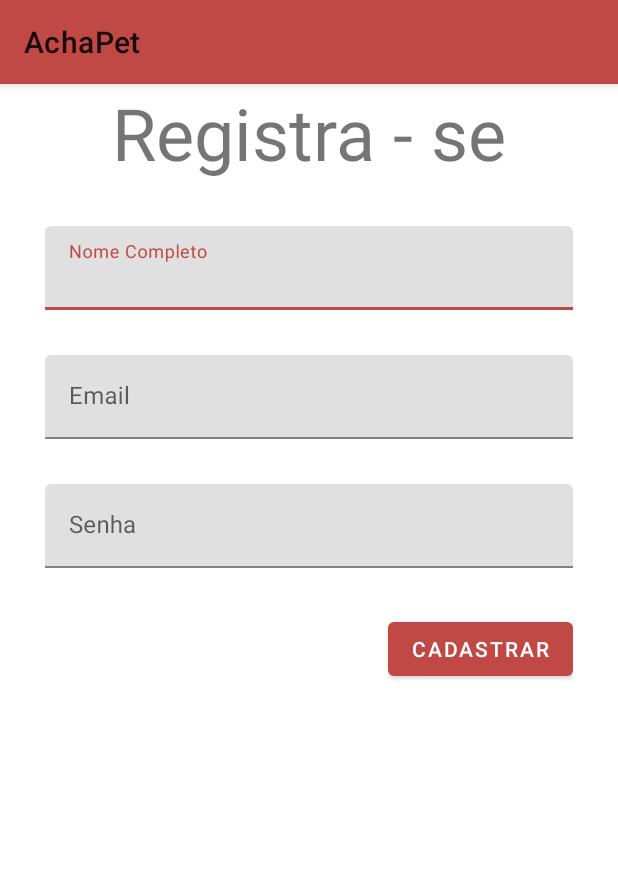
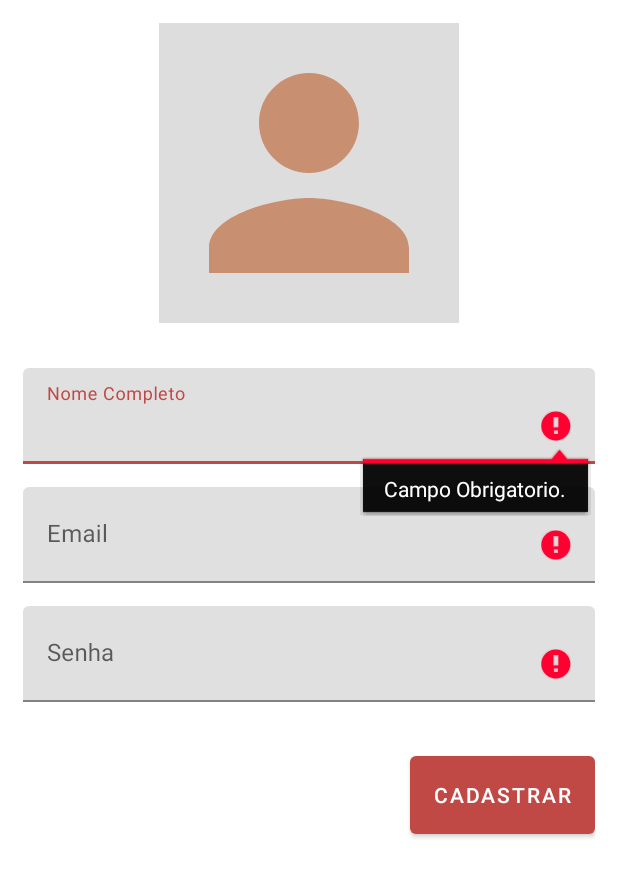
Before and after one commit to EduAkira/AchaPet, an Android app: the CadastroPessoaActivity screen opened directly, with no data from a screen before it, after a tap on "CADASTRAR", on a phone screen of 412 x 824 dp. Shown: the top 877 px of the screen. Run offline under Robolectric (Android 15) with nearby library versions, the phone set to English and light mode, and no system bars; our stand-ins replace Firebase (no records; nobody signed in at launch, a user with empty details on screens opened directly).

Commit message:
os campos foram validados

```diff
--- a/AchaPet_app/app/src/main/AndroidManifest.xml
+++ b/AchaPet_app/app/src/main/AndroidManifest.xml
@@ -21,8 +21,8 @@
                 <category android:name="android.intent.category.LAUNCHER" />
             </intent-filter>
         </activity>
-        <activity android:name=".Activity.CadastroPessoaActivity" />
-        <activity android:name=".Activity.LoginActivity" android:theme="@style/NoAppTheme"/>
+        <activity android:name=".Activity.CadastroPessoaActivity" android:theme="@style/NoAppTheme"/>
+        <activity android:name=".Activity.LoginPessoaActivity" android:theme="@style/NoAppTheme"/>
         <activity android:name=".Activity.MainActivity"/>
     </application>
 
--- a/AchaPet_app/app/src/main/java/br/com/achapet/Activity/CadastroPessoaActivity.java
+++ b/AchaPet_app/app/src/main/java/br/com/achapet/Activity/CadastroPessoaActivity.java
@@ -12,6 +12,8 @@ import android.widget.EditText;
 import com.google.android.gms.tasks.OnCompleteListener;
 import com.google.android.gms.tasks.Task;
 import com.google.firebase.auth.AuthResult;
+import com.google.firebase.auth.FirebaseAuthException;
+
 import br.com.achapet.Modal.PessoaModal;
 import br.com.achapet.R;
 
@@ -60,11 +62,18 @@ public class CadastroPessoaActivity extends AppCompatActivity implements View.On
                         pessoaModal.atualizarPerfil(valName, valFoto);
                         pessoaModal = new PessoaModal();
                         Log.e("Login Registro", pessoaModal.toString());
+                        finish();
                     }else{
-                        Log.e("Login Registro",task.getException().toString());
+                        String erro = ((FirebaseAuthException) task.getException()).getErrorCode();
+                        pessoaModal.validar(erro, editTextEmail, editTextPassword);
+                        //Log.e("Login Registro",task.getException().toString());
                     }
                 }
             });
+        }else{
+            editTextNomeCompleto.setError("Campo Obrigatorio.");
+            editTextEmail.setError("Campo Obrigatorio.");
+            editTextPassword.setError("Campo Obrigatorio.");
         }
     }
 
--- a/AchaPet_app/app/src/main/java/br/com/achapet/Activity/SplashScreenActivity.java
+++ b/AchaPet_app/app/src/main/java/br/com/achapet/Activity/SplashScreenActivity.java
@@ -17,7 +17,7 @@ public class SplashScreenActivity extends AppCompatActivity {
     }
 
     public void cadastrarPessoa(View v){
-        Intent intent = new Intent(this, LoginActivity.class);
+        Intent intent = new Intent(this, LoginPessoaActivity.class);
         startActivity(intent);
     }
 }
--- /dev/null
+++ b/AchaPet_app/app/src/main/res/drawable/ic_person_black_24dp.xml
@@ -0,0 +1,5 @@
+<vector android:alpha="0.75" android:height="24dp"
+    android:tint="#C3754D" android:viewportHeight="24.0"
+    android:viewportWidth="24.0" android:width="24dp" xmlns:android="http://schemas.android.com/apk/res/android">
+    <path android:fillColor="#FF000000" android:pathData="M12,12c2.21,0 4,-1.79 4,-4s-1.79,-4 -4,-4 -4,1.79 -4,4 1.79,4 4,4zM12,14c-2.67,0 -8,1.34 -8,4v2h16v-2c0,-2.66 -5.33,-4 -8,-4z"/>
+</vector>
--- a/AchaPet_app/app/src/main/res/layout/activity_cadastro_pessoa.xml
+++ b/AchaPet_app/app/src/main/res/layout/activity_cadastro_pessoa.xml
@@ -5,54 +5,63 @@
     android:layout_width="match_parent"
     android:layout_height="match_parent"
     tools:context=".Activity.CadastroPessoaActivity"
-    android:orientation="vertical"
-    android:layout_marginLeft="30dp"
-    android:layout_marginRight="30dp">
+    android:orientation="vertical">
 
-    <TextView
-        android:layout_width="wrap_content"
-        android:layout_height="wrap_content"
-        android:text="Registra - se"
-        android:textSize="48dp"
+    <ScrollView
+        android:layout_width="match_parent"
+        android:layout_height="match_parent"
+        android:layout_marginLeft="15dp"
+        android:layout_marginRight="15dp"
+        android:layout_marginTop="15dp">
+        <LinearLayout
+            android:layout_width="match_parent"
+            android:layout_height="match_parent"
+            android:orientation="vertical">
+
+            <ImageView
+                android:layout_width="200dp"
+                android:layout_height="200dp"
                 android:layout_gravity="center"
+                android:background="#DDD"
+                android:src="@drawable/ic_person_black_24dp"
                 android:layout_marginBottom="30dp"/>
 
             <com.google.android.material.textfield.TextInputLayout
                 android:layout_width="match_parent"
-        android:layout_height="wrap_content"
+                android:layout_height="64dp"
                 android:hint="Nome Completo"
-        android:layout_marginBottom="30dp">
+                android:layout_marginBottom="15dp">
 
                 <com.google.android.material.textfield.TextInputEditText
                     android:id="@+id/cadastro_pessoa_nome"
                     android:layout_width="match_parent"
-            android:layout_height="wrap_content"/>
+                    android:layout_height="64dp"/>
 
             </com.google.android.material.textfield.TextInputLayout>
 
             <com.google.android.material.textfield.TextInputLayout
                 android:layout_width="match_parent"
-        android:layout_height="wrap_content"
+                android:layout_height="64dp"
                 android:hint="Email"
-        android:layout_marginBottom="30dp">
+                android:layout_marginBottom="15dp">
 
                 <com.google.android.material.textfield.TextInputEditText
                     android:id="@+id/cadastro_pessoa_email"
                     android:layout_width="match_parent"
-            android:layout_height="wrap_content"/>
+                    android:layout_height="64dp"/>
 
             </com.google.android.material.textfield.TextInputLayout>
 
             <com.google.android.material.textfield.TextInputLayout
                 android:layout_width="match_parent"
-        android:layout_height="wrap_content"
+                android:layout_height="64dp"
                 android:hint="Senha"
                 android:layout_marginBottom="30dp">
 
                 <com.google.android.material.textfield.TextInputEditText
                     android:id="@+id/cadastro_pessoa_senha"
                     android:layout_width="match_parent"
-            android:layout_height="wrap_content"
+                    android:layout_height="64dp"
                     android:inputType="textPassword"/>
 
             </com.google.android.material.textfield.TextInputLayout>
@@ -60,9 +69,9 @@
             <com.google.android.material.button.MaterialButton
                 android:id="@+id/singup_in_button"
                 android:layout_width="wrap_content"
-        android:layout_height="wrap_content"
+                android:layout_height="64dp"
                 android:text="Cadastrar"
                 android:layout_gravity="right"/>
-
-
         </LinearLayout>
+    </ScrollView>
+</LinearLayout>
--- a/AchaPet_app/app/src/main/res/layout/activity_login.xml
+++ b/AchaPet_app/app/src/main/res/layout/activity_login.xml
@@ -4,7 +4,7 @@
     xmlns:tools="http://schemas.android.com/tools"
     android:layout_width="match_parent"
     android:layout_height="match_parent"
-    tools:context=".Activity.LoginActivity"
+    tools:context=".Activity.LoginPessoaActivity"
     android:orientation="vertical">
     <ScrollView
         android:layout_width="match_parent"
@@ -96,7 +96,7 @@
                     android:id="@+id/login_registrar"
                     android:layout_width="wrap_content"
                     android:layout_height="wrap_content"
-                    android:text="Registar"/>
+                    android:text="Registra"/>
             </LinearLayout>
         </LinearLayout>
     </ScrollView>
--- a/AchaPet_app/app/src/main/res/values/colors.xml
+++ b/AchaPet_app/app/src/main/res/values/colors.xml
@@ -1,14 +1,13 @@
 <?xml version="1.0" encoding="utf-8"?>
 <resources>
+    <color name="primaryLightColor">#f77971</color>
+    <color name="colorPrimary">#c04946</color>
+    <color name="colorPrimaryDark">#8a151f</color>
 
+    <color name="secondaryLightColor">#f9a47a</color>
+    <color name="colorAccent">#c3754d</color>
+    <color name="secondaryDarkColor">#8f4823</color>
 
-    <color name="colorPrimary">#c04946</color>
-    <color name="primaryLightColor">#f77971</color>
-    <color name="colorPrimaryDark">#8a151f</color>
-    <color name="colorAccent">#c3754d</color>
-    <color name="secondaryLightColor">#f9a47a</color>
-    <color name="secondaryDarkColor">#8f4823</color>
     <color name="primaryTextColor">#ffffff</color>
     <color name="secondaryTextColor">#000000</color>
-
 </resources>
```
Also changed, not shown: AchaPet_app/app/src/main/java/br/com/achapet/Activity/LoginActivity.java (deleted, +0 -197 lines), AchaPet_app/app/src/main/java/br/com/achapet/Activity/LoginPessoaActivity.java (added, +142 -0 lines), AchaPet_app/app/src/main/java/br/com/achapet/Modal/PessoaModal.java (+65 -3 lines). Lines whose indentation alone changed are shown as unchanged.
